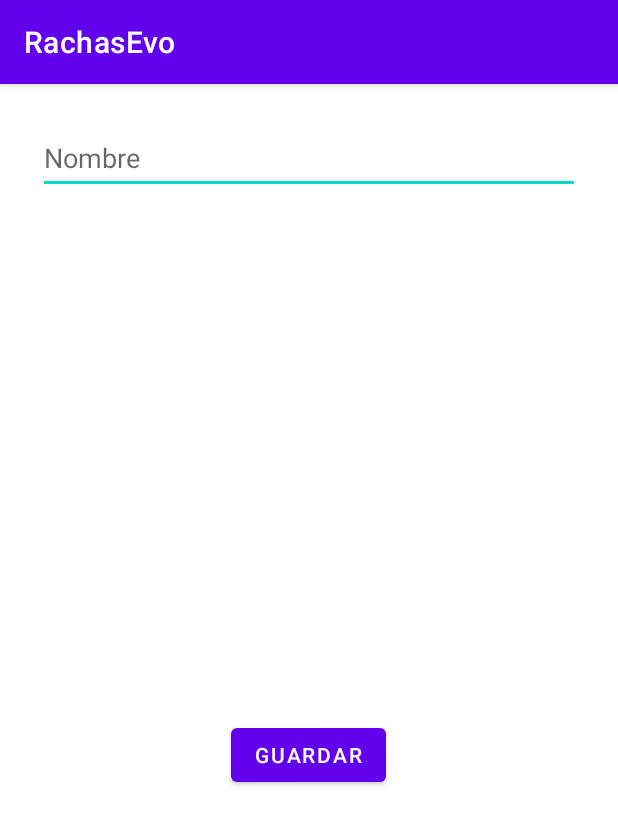
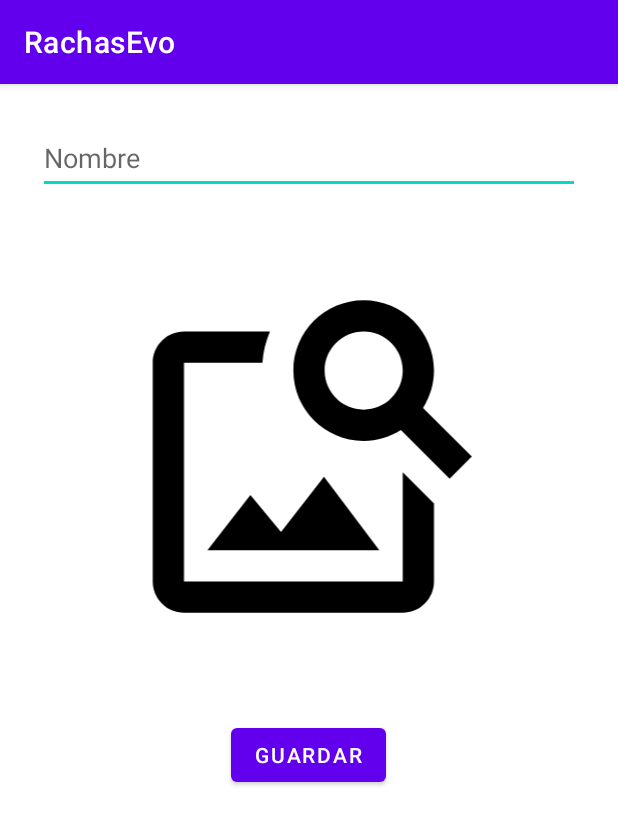
Before and after one commit to enekor/PokeCounter, an Android app: the fragment NewItem shown on its own in the app's theme, on a phone screen of 412 x 824 dp. Shown: the top 825 px of the screen. Run offline under Robolectric (Android 15) with nearby library versions, the phone set to English and light mode, and no system bars; our stand-ins replace Room's generated code.

Commit message:
capturar imagen desde galeria, no carga la imagen en el preview ni en el recycler, pero si en el view nada mas crearlo

```diff
--- a/app/src/main/java/com/example/rachasevo/ui/nuevo/NewItem.kt
+++ b/app/src/main/java/com/example/rachasevo/ui/nuevo/NewItem.kt
@@ -1,6 +1,11 @@
 package com.example.rachasevo.ui.nuevo
 
+import android.app.Activity.RESULT_OK
+import android.content.Intent
+import android.content.pm.PackageManager
+import android.net.Uri
 import android.os.Bundle
+import android.provider.MediaStore
 import androidx.fragment.app.Fragment
 import android.view.LayoutInflater
 import android.view.View
@@ -8,9 +13,11 @@ import android.view.ViewGroup
 import android.widget.Toast
 import androidx.room.Room
 import com.example.rachasevo.Intercambio
+import com.example.rachasevo.R
 import com.example.rachasevo.baseDeDatos.BaseDeDatos
 import com.example.rachasevo.baseDeDatos.model.Item
 import com.example.rachasevo.databinding.FragmentNewItemBinding
+import com.example.rachasevo.mapper.UriMapper
 import com.example.rachasevo.ui.viewItem.ViewItem
 
 lateinit var binding:FragmentNewItemBinding
@@ -22,6 +29,9 @@ lateinit var binding:FragmentNewItemBinding
  */
 class NewItem : Fragment() {
 
+    private var imageUri:Uri = Uri.EMPTY
+    private val REQUEST_CODE = 3
+
     override fun onCreate(savedInstanceState: Bundle?) {
         super.onCreate(savedInstanceState)
     }
@@ -31,6 +41,7 @@ class NewItem : Fragment() {
         savedInstanceState: Bundle?
     ): View {
         binding = FragmentNewItemBinding.inflate(inflater,container,false)
+        binding.newImagen.setImageResource(R.drawable.ic_image_search)
 
         onClick()
 
@@ -38,19 +49,48 @@ class NewItem : Fragment() {
     }
 
     private fun onClick(){
-        binding.createNewItem.setOnClickListener{
+        binding.createNewItem.setOnClickListener{ createItem() }
+        binding.newImagen.setOnClickListener{ openGallery() }
+    }
+
+    private fun createItem(){
         if(binding.newNombreItem.text.toString()!=""){
-                val item = Item(binding.newNombreItem.text.toString(),"",0,false)
+            val item = Item(binding.newNombreItem.text.toString(),getImage(),0, imageUri != Uri.EMPTY)
+            val db = activity?.let { it1 -> Room.databaseBuilder(it1,BaseDeDatos::class.java,"listas").allowMainThreadQueries().build() }!!
 
-                val db = activity?.let { it1 -> Room.databaseBuilder(it1,BaseDeDatos::class.java,"listas").allowMainThreadQueries().build() }!!
             db.itemDao().insertItem(item)
+
             Toast.makeText(activity, "Elemento guardado con exito", Toast.LENGTH_SHORT).show()
+
             Intercambio.item = item
             Intercambio.fragmentHolder?.changeFragment(ViewItem())
         }else{
             Toast.makeText(activity, "No se puede guardar un elemento sin nombre", Toast.LENGTH_SHORT).show()
         }
     }
+
+    private fun getImage():String =
+        if(imageUri !=Uri.EMPTY) UriMapper.uriToString(imageUri) else ""
+
+    private fun openGallery(){
+        val intent = Intent(Intent.ACTION_PICK, MediaStore.Images.Media.EXTERNAL_CONTENT_URI)
+        startActivityForResult(intent,REQUEST_CODE)
     }
 
+    override fun onActivityResult(requestCode: Int, resultCode: Int, data: Intent?) {
+        super.onActivityResult(requestCode, resultCode, data)
+        if(resultCode == RESULT_OK && data != null){
+            imageUri = data.data!!
+            binding.newImagen.setImageURI(imageUri)
         }
+    }
+
+    override fun onResume() {
+        super.onResume()
+        if(imageUri != Uri.EMPTY){
+            binding.newImagen.setImageURI(imageUri)
+        }else{
+            binding.newImagen.setImageResource(R.drawable.ic_image_search)
+        }
+    }
+}
--- /dev/null
+++ b/app/src/main/res/drawable/ic_image_search.xml
@@ -0,0 +1,9 @@
+<vector xmlns:android="http://schemas.android.com/apk/res/android"
+    android:width="24dp"
+    android:height="24dp"
+    android:viewportWidth="24"
+    android:viewportHeight="24">
+  <path
+      android:pathData="M18,13v7L4,20L4,6h5.02c0.05,-0.71 0.22,-1.38 0.48,-2L4,4c-1.1,0 -2,0.9 -2,2v14c0,1.1 0.9,2 2,2h14c1.1,0 2,-0.9 2,-2v-5l-2,-2zM16.5,18h-11l2.75,-3.53 1.96,2.36 2.75,-3.54L16.5,18zM19.3,8.89c0.44,-0.7 0.7,-1.51 0.7,-2.39C20,4.01 17.99,2 15.5,2S11,4.01 11,6.5s2.01,4.5 4.49,4.5c0.88,0 1.7,-0.26 2.39,-0.7L21,13.42 22.42,12 19.3,8.89zM15.5,9C14.12,9 13,7.88 13,6.5S14.12,4 15.5,4 18,5.12 18,6.5 16.88,9 15.5,9z"
+      android:fillColor="#000000"/>
+</vector>
--- /dev/null
+++ b/app/src/main/res/xml/provider_paths.xml
@@ -0,0 +1,6 @@
+<?xml version="1.0" encoding="utf-8"?>
+<paths xmlns:android="http://schemas.android.com/apk/res/android">
+    <external-path
+            name="external_files"
+            path="." />
+</paths>
```
Also changed, not shown: app/src/main/AndroidManifest.xml (+13 -0 lines), app/src/main/java/com/example/rachasevo/mapper/UriMapper.kt (added, +10 -0 lines), app/src/main/java/com/example/rachasevo/ui/listado/Adaptador.kt (+7 -0 lines), app/src/main/java/com/example/rachasevo/ui/viewItem/ViewItem.kt (+8 -1 lines). Lines whose indentation alone changed are shown as unchanged.
